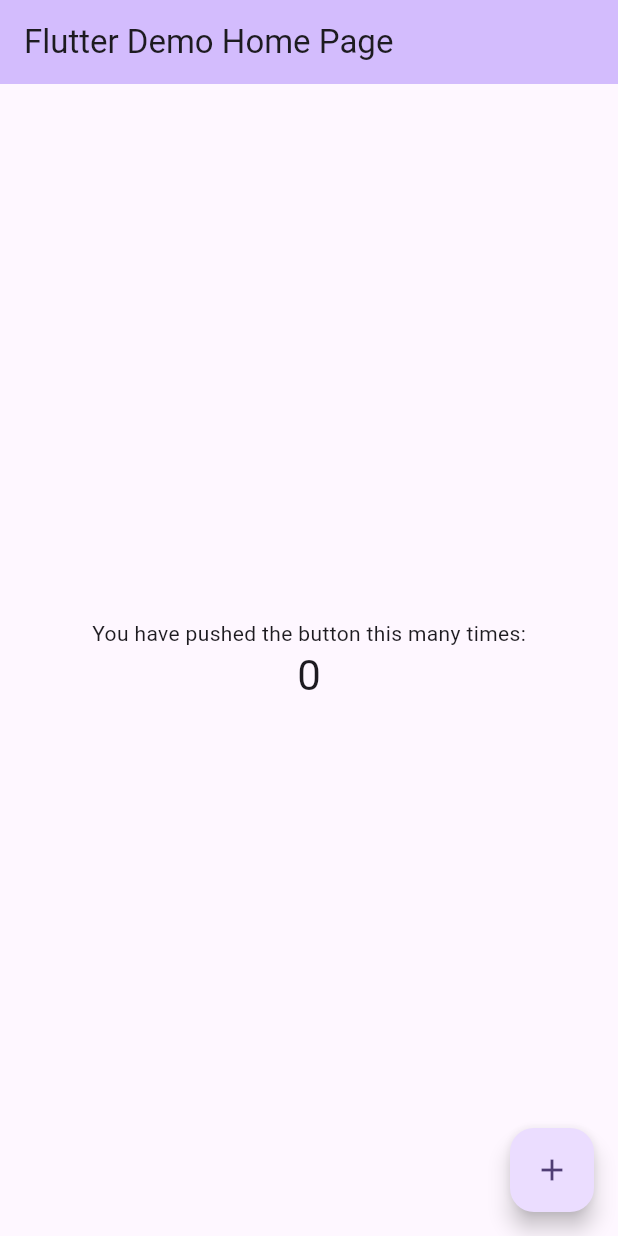
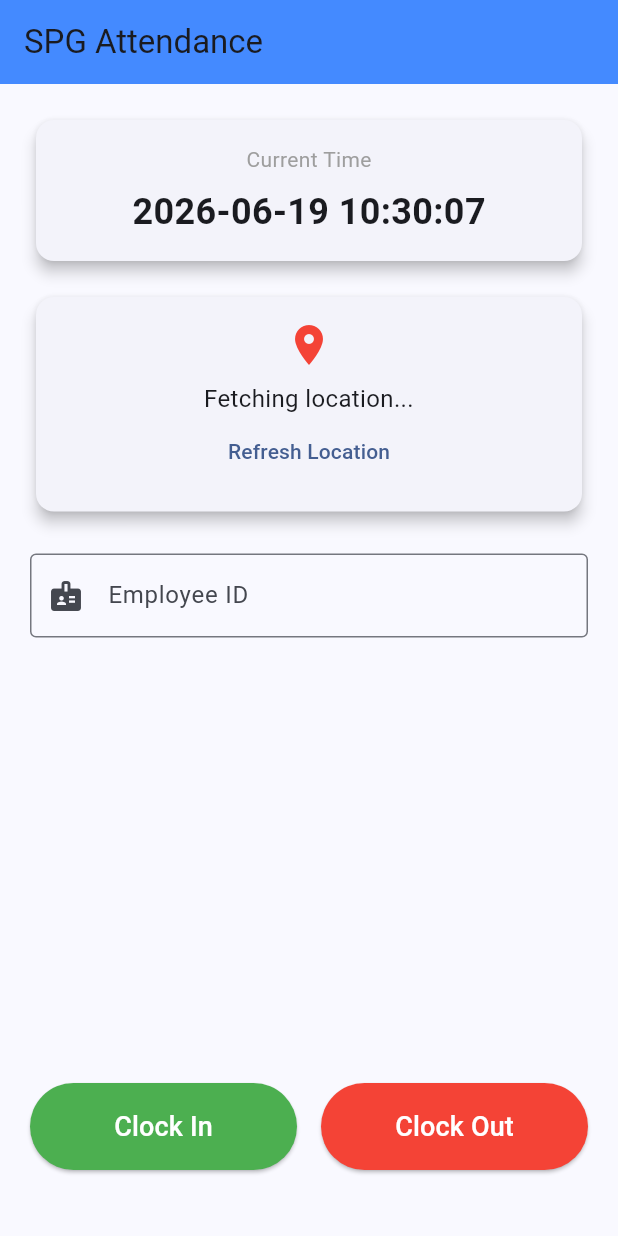
Before and after one commit to SteavenJ/SPG_Attendant, a Flutter app: the screen it shows after launch, on a phone screen of 412 x 824 dp. Run offline on Flutter 3.47's test engine with Material 3 defaults, Android fonts, the light colour scheme and no system bars; our stand-ins replace geocoding, geolocator.

Commit message:
Phase 3, 4, 5: TDD API Service and Attendance UI

```diff
--- a/lib/main.dart
+++ b/lib/main.dart
@@ -1,4 +1,7 @@
 import 'package:flutter/material.dart';
+import 'package:spg_attendant/screens/attendance_screen.dart';
+import 'package:spg_attendant/services/api_service.dart';
+import 'package:spg_attendant/services/location_service.dart';
 
 void main() {
   runApp(const MyApp());
@@ -7,115 +10,17 @@ void main() {
 class MyApp extends StatelessWidget {
   const MyApp({super.key});
 
-  // This widget is the root of your application.
   @override
   Widget build(BuildContext context) {
     return MaterialApp(
-      title: 'Flutter Demo',
+      title: 'SPG Attendant',
       theme: ThemeData(
-        // This is the theme of your application.
-        //
-        // TRY THIS: Try running your application with "flutter run". You'll see
-        // the application has a purple toolbar. Then, without quitting the app,
-        // try changing the seedColor in the colorScheme below to Colors.green
-        // and then invoke "hot reload" (save your changes or press the "hot
-        // reload" button in a Flutter-supported IDE, or press "r" if you used
-        // the command line to start the app).
-        //
-        // Notice that the counter didn't reset back to zero; the application
-        // state is not lost during the reload. To reset the state, use hot
-        // restart instead.
-        //
-        // This works for code too, not just values: Most code changes can be
-        // tested with just a hot reload.
-        colorScheme: .fromSeed(seedColor: Colors.deepPurple),
+        colorScheme: ColorScheme.fromSeed(seedColor: Colors.blueAccent),
+        useMaterial3: true,
       ),
-      home: const MyHomePage(title: 'Flutter Demo Home Page'),
-    );
-  }
-}
-
-class MyHomePage extends StatefulWidget {
-  const MyHomePage({super.key, required this.title});
-
-  // This widget is the home page of your application. It is stateful, meaning
-  // that it has a State object (defined below) that contains fields that affect
-  // how it looks.
-
-  // This class is the configuration for the state. It holds the values (in this
-  // case the title) provided by the parent (in this case the App widget) and
-  // used by the build method of the State. Fields in a Widget subclass are
-  // always marked "final".
-
-  final String title;
-
-  @override
-  State<MyHomePage> createState() => _MyHomePageState();
-}
-
-class _MyHomePageState extends State<MyHomePage> {
-  int _counter = 0;
-
-  void _incrementCounter() {
-    setState(() {
-      // This call to setState tells the Flutter framework that something has
-      // changed in this State, which causes it to rerun the build method below
-      // so that the display can reflect the updated values. If we changed
-      // _counter without calling setState(), then the build method would not be
-      // called again, and so nothing would appear to happen.
-      _counter++;
-    });
-  }
-
-  @override
-  Widget build(BuildContext context) {
-    // This method is rerun every time setState is called, for instance as done
-    // by the _incrementCounter method above.
-    //
-    // The Flutter framework has been optimized to make rerunning build methods
-    // fast, so that you can just rebuild anything that needs updating rather
-    // than having to individually change instances of widgets.
-    return Scaffold(
-      appBar: AppBar(
-        // TRY THIS: Try changing the color here to a specific color (to
-        // Colors.amber, perhaps?) and trigger a hot reload to see the AppBar
-        // change color while the other colors stay the same.
-        backgroundColor: Theme.of(context).colorScheme.inversePrimary,
-        // Here we take the value from the MyHomePage object that was created by
-        // the App.build method, and use it to set our appbar title.
-        title: Text(widget.title),
-      ),
-      body: Center(
-        // Center is a layout widget. It takes a single child and positions it
-        // in the middle of the parent.
-        child: Column(
-          // Column is also a layout widget. It takes a list of children and
-          // arranges them vertically. By default, it sizes itself to fit its
-          // children horizontally, and tries to be as tall as its parent.
-          //
-          // Column has various properties to control how it sizes itself and
-          // how it positions its children. Here we use mainAxisAlignment to
-          // center the children vertically; the main axis here is the vertical
-          // axis because Columns are vertical (the cross axis would be
-          // horizontal).
-          //
-          // TRY THIS: Invoke "debug painting" (choose the "Toggle Debug Paint"
-          // action in the IDE, or press "p" in the console), to see the
-          // wireframe for each widget.
-          mainAxisAlignment: .center,
-          children: [
-            const Text('You have pushed the button this many times:'),
-            Text(
-              '$_counter',
-              style: Theme.of(context).textTheme.headlineMedium,
-            ),
-          ],
-        ),
-      ),
-      floatingActionButton: FloatingActionButton(
-        onPressed: _incrementCounter,
-        tooltip: 'Increment',
-        child: const Icon(Icons.add),
+      home: AttendanceScreen(
+        apiService: ApiService(),
+        locationService: LocationService(),
       ),
     );
   }
--- /dev/null
+++ b/lib/screens/attendance_screen.dart
@@ -0,0 +1,187 @@
+import 'dart:async';
+import 'package:flutter/material.dart';
+import 'package:intl/intl.dart';
+import 'package:spg_attendant/services/api_service.dart';
+import 'package:spg_attendant/services/location_service.dart';
+
+class AttendanceScreen extends StatefulWidget {
+  final ApiService apiService;
+  final LocationService locationService;
+
+  const AttendanceScreen({
+    Key? key,
+    required this.apiService,
+    required this.locationService,
+  }) : super(key: key);
+
+  @override
+  State<AttendanceScreen> createState() => _AttendanceScreenState();
+}
+
+class _AttendanceScreenState extends State<AttendanceScreen> {
+  String _currentAddress = 'Fetching location...';
+  String _currentTime = '';
+  final TextEditingController _employeeIdController = TextEditingController();
+  Timer? _timer;
+  bool _isLoading = false;
+
+  @override
+  void initState() {
+    super.initState();
+    _updateTime();
+    _timer = Timer.periodic(const Duration(seconds: 1), (timer) {
+      _updateTime();
+    });
+    _fetchLocation();
+  }
+
+  void _updateTime() {
+    setState(() {
+      _currentTime = DateFormat('yyyy-MM-dd HH:mm:ss').format(DateTime.now());
+    });
+  }
+
+  Future<void> _fetchLocation() async {
+    final address = await widget.locationService.getCurrentAddress();
+    setState(() {
+      _currentAddress = address;
+    });
+  }
+
+  @override
+  void dispose() {
+    _timer?.cancel();
+    _employeeIdController.dispose();
+    super.dispose();
+  }
+
+  Future<void> _handleClock(String type) async {
+    if (_employeeIdController.text.trim().isEmpty) {
+      ScaffoldMessenger.of(context).showSnackBar(
+        const SnackBar(content: Text('Please enter an Employee ID')),
+      );
+      return;
+    }
+
+    setState(() {
+      _isLoading = true;
+    });
+
+    final success = await widget.apiService.recordAttendance(
+      timestamp: _currentTime,
+      employeeId: _employeeIdController.text.trim(),
+      type: type,
+      address: _currentAddress,
+    );
+
+    setState(() {
+      _isLoading = false;
+    });
+
+    if (success) {
+      ScaffoldMessenger.of(context).showSnackBar(
+        const SnackBar(content: Text('Attendance recorded!')),
+      );
+      _employeeIdController.clear();
+    } else {
+      ScaffoldMessenger.of(context).showSnackBar(
+        const SnackBar(content: Text('Failed to record attendance')),
+      );
+    }
+  }
+
+  @override
+  Widget build(BuildContext context) {
+    return Scaffold(
+      appBar: AppBar(
+        title: const Text('SPG Attendance'),
+        backgroundColor: Colors.blueAccent,
+      ),
+      body: Padding(
+        padding: const EdgeInsets.all(20.0),
+        child: Column(
+          crossAxisAlignment: CrossAxisAlignment.stretch,
+          children: [
+            Card(
+              elevation: 4,
+              child: Padding(
+                padding: const EdgeInsets.all(16.0),
+                child: Column(
+                  children: [
+                    const Text('Current Time', style: TextStyle(color: Colors.grey)),
+                    const SizedBox(height: 8),
+                    Text(
+                      _currentTime,
+                      style: const TextStyle(fontSize: 24, fontWeight: FontWeight.bold),
+                    ),
+                  ],
+                ),
+              ),
+            ),
+            const SizedBox(height: 16),
+            Card(
+              elevation: 4,
+              child: Padding(
+                padding: const EdgeInsets.all(16.0),
+                child: Column(
+                  children: [
+                    const Icon(Icons.location_on, color: Colors.red, size: 32),
+                    const SizedBox(height: 8),
+                    Text(
+                      _currentAddress,
+                      textAlign: TextAlign.center,
+                      style: const TextStyle(fontSize: 16),
+                    ),
+                    TextButton(
+                      onPressed: _fetchLocation,
+                      child: const Text('Refresh Location'),
+                    )
+                  ],
+                ),
+              ),
+            ),
+            const SizedBox(height: 24),
+            TextField(
+              controller: _employeeIdController,
+              decoration: const InputDecoration(
+                labelText: 'Employee ID',
+                border: OutlineInputBorder(),
+                prefixIcon: Icon(Icons.badge),
+              ),
+            ),
+            const Spacer(),
+            if (_isLoading)
+              const Center(child: CircularProgressIndicator())
+            else
+              Row(
+                children: [
+                  Expanded(
+                    child: ElevatedButton(
+                      style: ElevatedButton.styleFrom(
+                        backgroundColor: Colors.green,
+                        padding: const EdgeInsets.symmetric(vertical: 16),
+                      ),
+                      onPressed: () => _handleClock('Clock In'),
+                      child: const Text('Clock In', style: TextStyle(fontSize: 18, color: Colors.white)),
+                    ),
+                  ),
+                  const SizedBox(width: 16),
+                  Expanded(
+                    child: ElevatedButton(
+                      style: ElevatedButton.styleFrom(
+                        backgroundColor: Colors.red,
+                        padding: const EdgeInsets.symmetric(vertical: 16),
+                      ),
+                      onPressed: () => _handleClock('Clock Out'),
+                      child: const Text('Clock Out', style: TextStyle(fontSize: 18, color: Colors.white)),
+                    ),
+                  ),
+                ],
+              ),
+            const SizedBox(height: 24),
+          ],
+        ),
+      ),
+    );
+  }
+}
```
Also changed, not shown: lib/services/api_service.dart (added, +37 -0 lines), lib/services/location_service.dart (added, +44 -0 lines), pubspec.yaml (+7 -0 lines), pubspec.lock, 106 other files.
